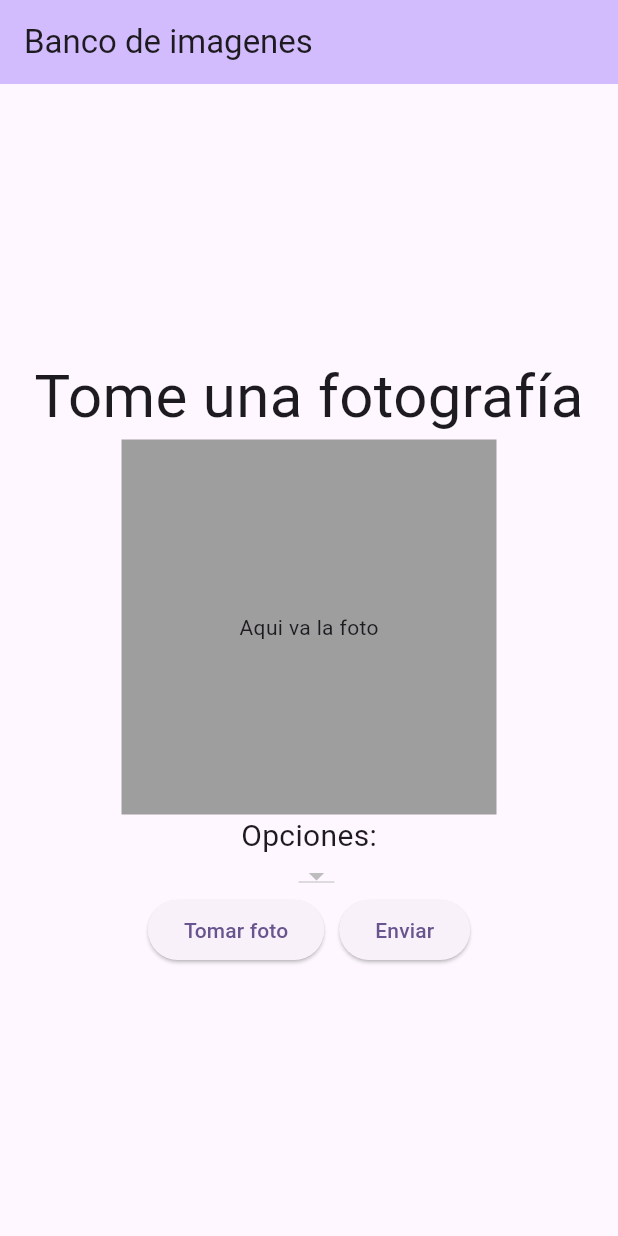
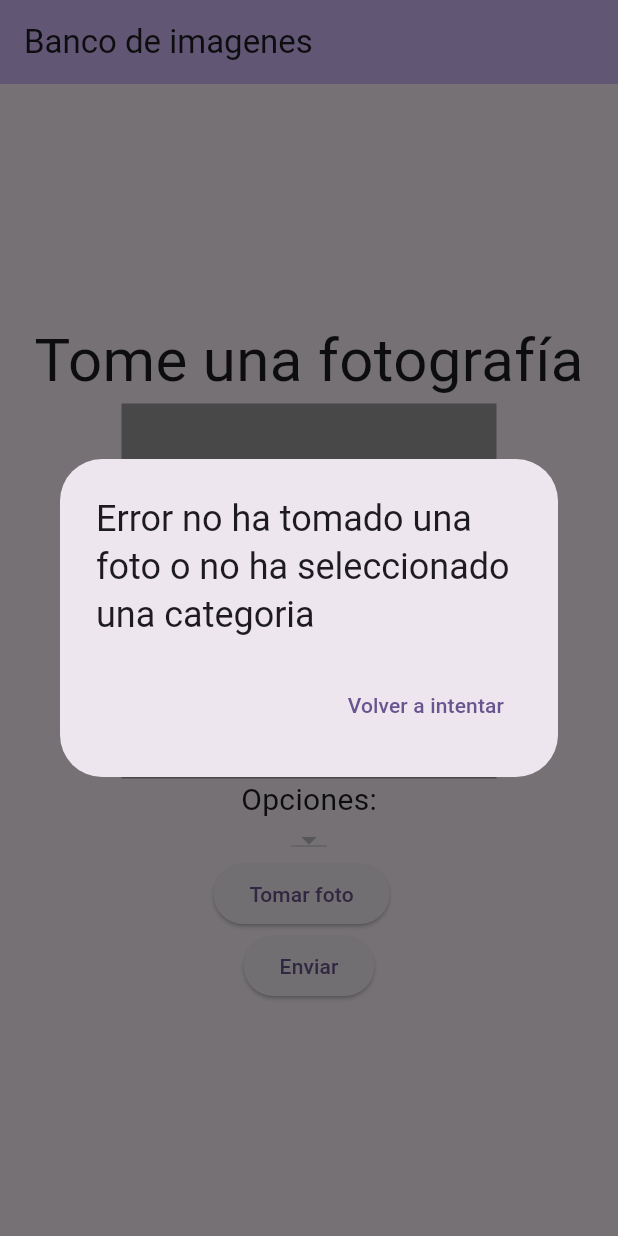
Before and after one commit to SeitoUwU/Intento2, a Flutter app: the screen it shows after launch, after a tap on "Enviar", on a phone screen of 412 x 824 dp. Run offline on Flutter 3.47's test engine with Material 3 defaults, Android fonts, the phone set to English and light mode, and no system bars; our stand-ins replace image_picker; missing offline and left inert: mysql1; statements that could not run were skipped.

Commit message:
Funcional, falta guardar en el servidor

```diff
--- a/lib/main.dart
+++ b/lib/main.dart
@@ -2,9 +2,18 @@ import 'dart:io';
 import 'package:flutter/material.dart';
 import 'package:intento_dos/Opcion.dart';
 import 'package:image_picker/image_picker.dart';
+import 'package:flutter/foundation.dart';
+import 'package:provider/provider.dart';
+import 'package:http/http.dart' as http;
+import 'package:http/http.dart';
 
 void main() {
-  runApp(const MyApp());
+  runApp(
+    ChangeNotifierProvider(
+      create: (context) => SelectedOption(),
+      child: MyApp(),
+    ),
+  );
 }
 
 class MyApp extends StatelessWidget {
@@ -36,6 +45,7 @@ class MyHomePage extends StatefulWidget {
 class _MyHomePageState extends State<MyHomePage> {
   int _counter = 0;
   XFile? _image;
+  opciones _opciones = opciones();
 
   Future<void> getImage() async {
     final image = await ImagePicker().pickImage(source: ImageSource.camera);
@@ -71,7 +81,43 @@ class _MyHomePageState extends State<MyHomePage> {
               style: TextStyle(fontSize: 20),
             ),
             opciones(),
-            botones(getImage), // Pasar getImage como argumento a botones
+            botones(getImage),
+            ElevatedButton(
+              onPressed: () {
+                int? id = Provider.of<SelectedOption>(context, listen: false).selectedOptionId;
+                print("id: " + id.toString());
+                print(_image.toString());
+                if (id == null || _image == null) {
+
+                  showDialog(
+                    context: context,
+                    builder: (BuildContext context) {
+                      return AlertDialog(
+                        title: const Text('Error no ha tomado una foto o no ha seleccionado una categoria'),
+                        actions: <Widget>[
+                          TextButton(
+                            child: const Text('Volver a intentar'),
+                            onPressed: () {
+                              Navigator.of(context).pop();
+                            },
+                          ),
+                        ],
+                      );
+                    },
+                  );
+                } else {
+                  ElevatedButton(
+                    onPressed: () {
+                      _image = null;
+                    },
+                    child: Text("Limpiar"),
+                  );
+                  uploadImage(_image!, id);
+                }
+              },
+              child: Text("Enviar"),
+            ),
+             // Pasar getImage como argumento a botones
           ],
         ),
       ),
@@ -96,33 +142,7 @@ class botones extends StatelessWidget {
           child: Text("Tomar foto"),
         ),
         SizedBox(width: 10), // Espacio entre los botones
-        ElevatedButton(
-          onPressed: () {
-            if (selectedOptionId == null || image == null) {
-              showDialog(
-                context: context,
-                builder: (BuildContext context) {
-                  return AlertDialog(
-                    title: const Text('Error'),
-                    content: const Text('Faltan cosas'),
-                    actions: <Widget>[
-                      TextButton(
-                        child: const Text('OK'),
-                        onPressed: () {
-                          Navigator.of(context).pop();
-                        },
-                      ),
-                    ],
-                  );
-                },
-              );
-            } else {
-              print("Botón 2 presionado");
-              // Aquí puedes ejecutar la acción que desees cuando ambas condiciones se cumplan
-            }
-          },
-          child: Text("Enviar"),
-        ),
+
       ],
     );
   }
@@ -138,15 +158,25 @@ class mostrarTitulo extends StatelessWidget {
   }
 }
 
+class SelectedOption extends ChangeNotifier {
+  int? _selectedOptionId;
+
+  int? get selectedOptionId => _selectedOptionId;
+
+  void setSelectedOptionId(int? id) {
+    _selectedOptionId = id;
+    notifyListeners();
+  }
+}
+
 class opciones extends StatefulWidget {
   @override
   _opcionesState createState() => _opcionesState();
+
 }
 
 class _opcionesState extends State<opciones> {
   late Future<List<Opcion>> futureOpciones;
-  int?
-      selectedOptionId; // Cambia a int para almacenar el id de la opción seleccionada
 
   @override
   void initState() {
@@ -160,38 +190,23 @@ class _opcionesState extends State<opciones> {
       future: futureOpciones,
       builder: (context, snapshot) {
         if (snapshot.hasData) {
-          return Row(
-            mainAxisAlignment: MainAxisAlignment.center,
-            children: <Widget>[
-              SizedBox(width: 10), // Espacio entre los botones
-              DropdownButton<int>(
-                // Cambia a int para manejar ids
-                value:
-                    selectedOptionId, // Usa el id de la opción seleccionada como valor
-                items:
-                    snapshot.data!.map<DropdownMenuItem<int>>((Opcion opcion) {
-                  // Cambia a int para manejar ids
+          return DropdownButton<int>(
+            value: Provider.of<SelectedOption>(context).selectedOptionId,
+            items: snapshot.data!.map<DropdownMenuItem<int>>((Opcion opcion) {
               return DropdownMenuItem<int>(
-                    value: opcion.id, // Usa el id como valor
-                    child: Text(opcion.op,
-                        style: Theme.of(context).textTheme.bodyText1),
+                value: opcion.id,
+                child: Text(opcion.op, style: Theme.of(context).textTheme.bodyText1),
               );
             }).toList(),
             onChanged: (int? newId) {
-                  // Cambia a int para manejar ids
-                  setState(() {
-                    // Llama a setState para actualizar la opción seleccionada
-                    selectedOptionId = newId;
-                  });
+              Provider.of<SelectedOption>(context, listen: false).setSelectedOptionId(newId);
               print("Opcion seleccionada: $newId");
             },
-              ),
-            ],
           );
         } else if (snapshot.hasError) {
           return Text("${snapshot.error}");
         }
-        return CircularProgressIndicator(); // Muestra un indicador de carga mientras se obtienen las opciones
+        return CircularProgressIndicator();
       },
     );
   }
@@ -236,3 +251,15 @@ class _tomarFotoState extends State<tomarFoto> {
     );
   }
 }
+
+Future<void> uploadImage(XFile image, int id) async {
+  var request = http.MultipartRequest('POST', Uri.parse('https://localhost:8000/upload'));
+  request.files.add(await http.MultipartFile.fromPath('image', image.path));
+  request.fields['id'] = id.toString();
+  var response = await request.send();
+  if (response.statusCode == 200) {
+    print("Image uploaded");
+  } else {
+    print("Image not uploaded");
+  }
+}
--- a/pubspec.yaml
+++ b/pubspec.yaml
@@ -30,6 +30,7 @@ environment:
 dependencies:
   flutter:
     sdk: flutter
+  provider: ^6.0.1
 
 
   # The following adds the Cupertino Icons font to your application.
@@ -37,6 +38,7 @@ dependencies:
   cupertino_icons: ^1.0.2
   mysql1: ^0.20.0
   image_picker: ^1.0.4
+  http: ^1.1.2
 
 dev_dependencies:
   flutter_test:
```
Also changed, not shown: pubspec.lock. Lines whose indentation alone changed are shown as unchanged.
